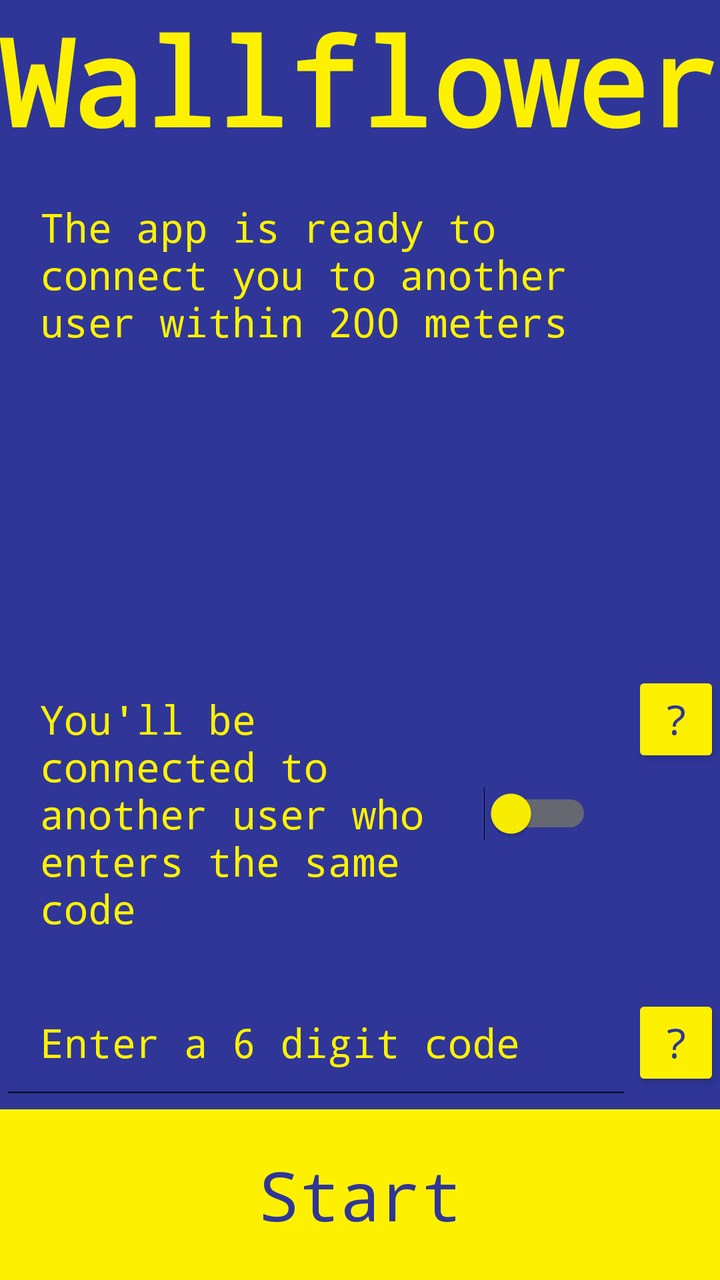
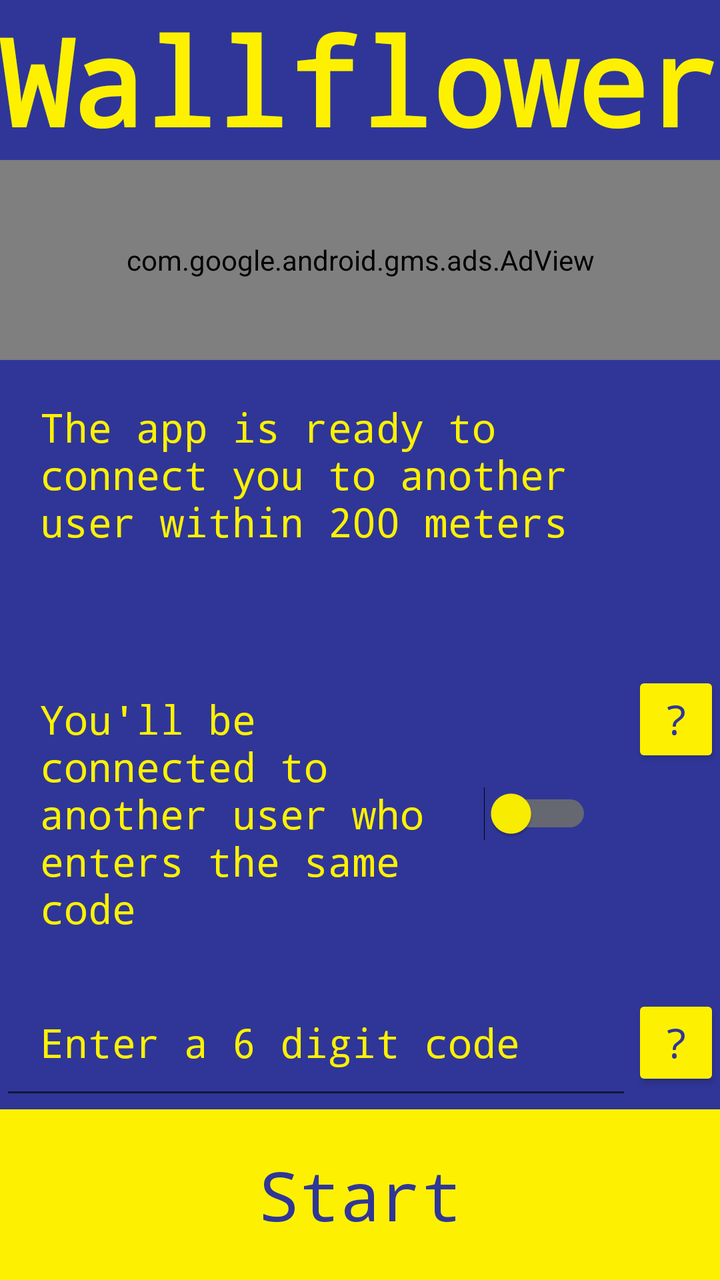

Screens rendered from an Android XML layout before and after an edit, with the pre-edit source and the edit as a unified diff.
<!-- AndroidManifest.xml: application theme Theme.AppCompat.Light.NoActionBar -->
<!-- res/layout/activity_main.xml -->
<?xml version="1.0" encoding="utf-8"?>
<androidx.constraintlayout.widget.ConstraintLayout xmlns:android="http://schemas.android.com/apk/res/android"
    xmlns:app="http://schemas.android.com/apk/res-auto"
    xmlns:tools="http://schemas.android.com/tools"
    android:layout_width="match_parent"
    android:layout_height="match_parent"
    tools:context=".MainActivity">

    <LinearLayout
        android:id="@+id/titleLayout"
        android:layout_width="match_parent"
        android:layout_height="0dp"
        android:background="@color/dark_blue"
        android:orientation="vertical"
        app:layout_constraintBottom_toTopOf="@+id/mainLayout"
        app:layout_constraintEnd_toEndOf="parent"
        app:layout_constraintStart_toStartOf="parent"
        app:layout_constraintTop_toTopOf="parent">

        <TextView
            android:id="@+id/mainTitle"
            android:layout_width="match_parent"
            android:layout_height="wrap_content"
            android:fontFamily="monospace"
            android:text="@string/main_title"
            android:textAlignment="center"
            android:textColor="@color/yellow"
            android:textSize="60sp"
            android:textStyle="bold" />

        <TextView
            android:id="@+id/mainNotify"
            android:layout_width="match_parent"
            android:layout_height="wrap_content"
            android:fontFamily="monospace"
            android:padding="20sp"
            android:text="@string/main_label"
            android:textAlignment="textStart"
            android:textColor="@color/yellow"
            android:textSize="20sp" />
    </LinearLayout>

    <LinearLayout
        android:id="@+id/mainLayout"
        android:layout_width="0dp"
        android:layout_height="wrap_content"
        android:background="@color/dark_blue"
        android:gravity="center_horizontal"
        android:orientation="vertical"
        app:layout_constraintBottom_toBottomOf="parent"
        app:layout_constraintEnd_toEndOf="parent"
        app:layout_constraintStart_toStartOf="parent"
        app:layout_constraintTop_toBottomOf="@+id/titleLayout">

        <LinearLayout
            android:id="@+id/switchLayout"
            android:layout_width="match_parent"
            android:layout_height="wrap_content"
            android:orientation="horizontal">

            <Switch
                android:id="@+id/broadcastSwitch"
                android:layout_width="match_parent"
                android:layout_height="wrap_content"
                android:layout_weight="1"
                android:checked="false"
                android:fontFamily="monospace"
                android:padding="20sp"
                android:text="@string/broadcast_off"
                android:textAlignment="textStart"
                android:textColor="@color/yellow"
                android:textSize="20sp"
                android:thumbTint="@color/yellow"
                android:trackTint="@color/yellow" />

            <Button
                android:id="@+id/switchInfo"
                android:layout_width="wrap_content"
                android:layout_height="wrap_content"
                android:layout_weight="1"
                android:backgroundTint="@color/yellow"
                android:fontFamily="monospace"
                android:onClick="showSwitchInfo"
                android:text="@string/info_mark"
                android:textColor="@color/dark_blue"
                android:textSize="20sp"
                tools:ignore="DuplicateSpeakableTextCheck" />
        </LinearLayout>

        <LinearLayout
            android:id="@+id/codeLayout"
            android:layout_width="match_parent"
            android:layout_height="wrap_content"
            android:orientation="horizontal">

            <EditText
                android:id="@+id/codeInput"
                android:layout_width="match_parent"
                android:layout_height="wrap_content"
                android:layout_weight="1"
                android:fontFamily="monospace"
                android:hint="@string/code_hint"
                android:inputType="numberPassword"
                android:maxLength="6"
                android:padding="20sp"
                android:textAlignment="textStart"
                android:textColor="@color/yellow"
                android:textColorHint="@color/yellow"
                android:textSize="20sp"
                android:importantForAutofill="no" />

            <Button
                android:id="@+id/codeInfo"
                android:layout_width="wrap_content"
                android:layout_height="wrap_content"
                android:layout_weight="1"
                android:backgroundTint="@color/yellow"
                android:fontFamily="monospace"
                android:onClick="showCodeInfo"
                android:text="@string/info_mark"
                android:textColor="@color/dark_blue"
                android:textSize="20sp" />
        </LinearLayout>

        <Button
            android:id="@+id/discoverButton"
            android:layout_width="match_parent"
            android:layout_height="wrap_content"
            android:background="@color/yellow"
            android:fontFamily="monospace"
            android:onClick="discover"
            android:padding="20sp"
            android:text="@string/discover_button"
            android:textAllCaps="false"
            android:textColor="@color/dark_blue"
            android:textSize="34sp" />

        <Button
            android:id="@+id/cancelButton"
            android:layout_width="match_parent"
            android:layout_height="wrap_content"
            android:background="@color/yellow"
            android:fontFamily="monospace"
            android:onClick="cancelDiscover"
            android:padding="20sp"
            android:text="@string/cancel_button"
            android:textAllCaps="false"
            android:textColor="@color/dark_blue"
            android:textSize="34sp"
            android:visibility="gone" />

    </LinearLayout>

</androidx.constraintlayout.widget.ConstraintLayout>
<!-- resources referenced by this layout -->
<resources>
  <color name="dark_blue">#FF2F3698</color>
  <color name="yellow">#FFFDF101</color>
  <string name="broadcast_off">You\'ll be connected to another user who enters the same code</string>
  <string name="cancel_button">Stop</string>
  <string name="code_hint">Enter a 6 digit code</string>
  <string name="discover_button">Start</string>
  <string name="info_mark">\?</string>
  <string name="main_label">The app is ready to connect you to another user within 200 meters</string>
  <string name="main_title">Wallflower</string>
</resources>

<!-- the commit's change to res/layout/activity_main.xml (unified diff, before → after) -->
@@ -27,6 +27,14 @@
             android:textColor="@color/yellow"
             android:textSize="60sp"
             android:textStyle="bold" />
+
+        <com.google.android.gms.ads.AdView
+            xmlns:ads="http://schemas.android.com/apk/res-auto"
+            android:id="@+id/adView"
+            android:layout_width="match_parent"
+            android:layout_height="100sp"
+            ads:adSize="BANNER"
+            ads:adUnitId="ca-app-pub-1697464259000196/2456606247" />
 
         <TextView
             android:id="@+id/mainNotify"
